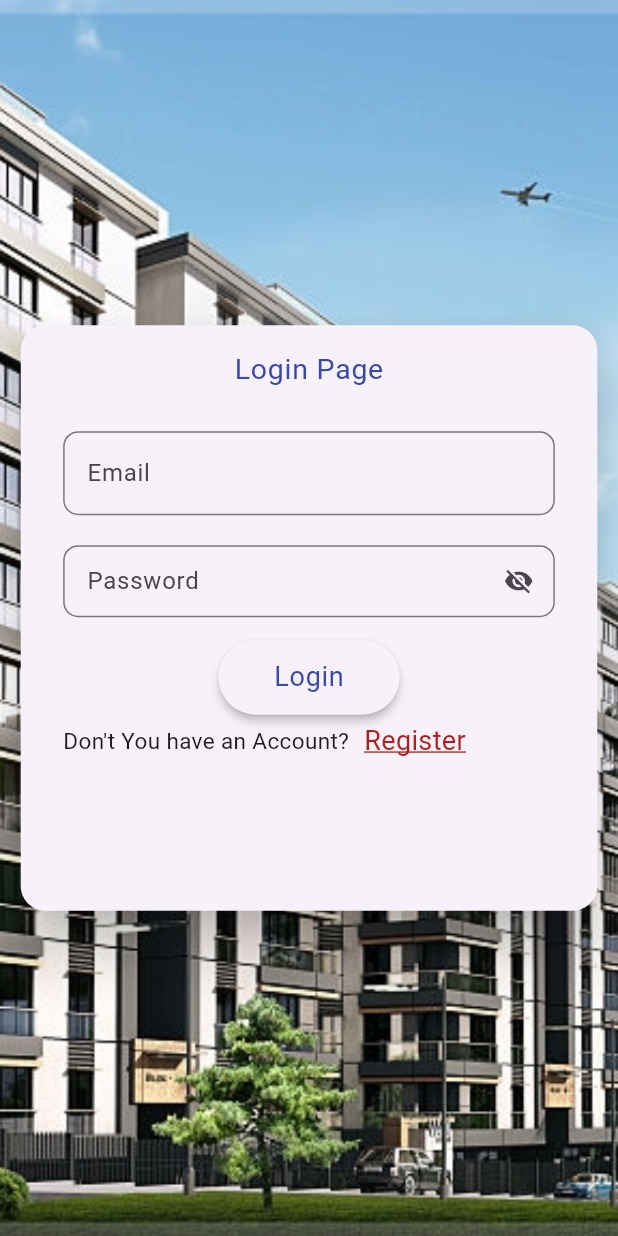
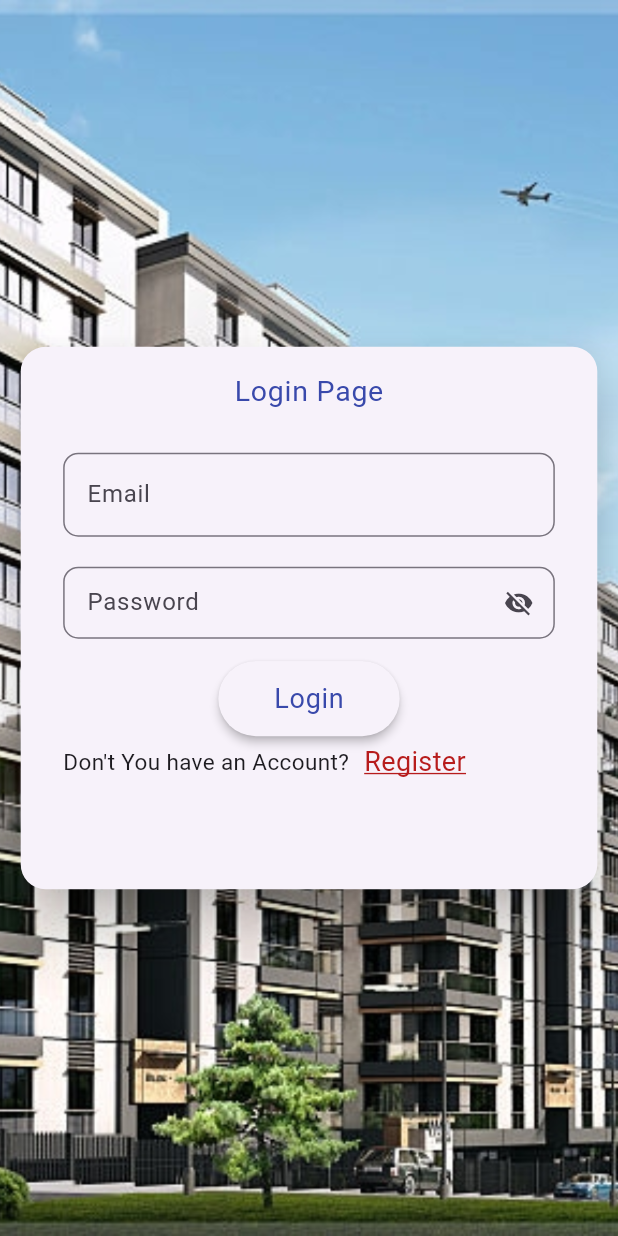
Before and after one commit to harishnookala123/maintaince_app, a Flutter app: the screen it shows after launch, on a phone screen of 412 x 824 dp. Run offline on Flutter 3.47's test engine with Material 3 defaults, Android fonts, the phone set to English and light mode, and no system bars; our stand-ins replace dio, email_validator, google_fonts.

Commit message:
small changes

```diff
--- a/lib/login.dart
+++ b/lib/login.dart
@@ -3,9 +3,7 @@ import 'package:dio/dio.dart';
 import 'package:flutter/material.dart';
 import 'package:maintaince_app/Admin/changeprovider/coadminprovider.dart';
 import 'package:maintaince_app/styles/basicstyles.dart';
-import 'package:maintaince_app/User/Views/userscreen.dart';
 import 'package:provider/provider.dart';
-
 import 'Co_admin/Views/registration.dart';
 import 'mainScreen.dart';
 
@@ -57,8 +55,10 @@ class _LoginState extends State<Login> {
     return Scaffold(
         body: BackGroundImage(
       child: SizedBox(
-         height: MediaQuery.of(context).size.height /2.3,
+         height: MediaQuery.of(context).size.height /2.5,
         child: Column(
+          children: [
+            Expanded(child: Column(
               children: [
                 Container(
                   alignment: Alignment.topCenter,
@@ -140,6 +140,7 @@ class _LoginState extends State<Login> {
                               ),
                             ),
                           ),
+
                           status!=null?getText():Container(
                             margin: const EdgeInsets.only(top: 4.3),
                           ),
@@ -158,7 +159,7 @@ class _LoginState extends State<Login> {
                                     Navigator.push(
                                         context,
                                         MaterialPageRoute(
-                                        builder: (context) => SelectRegister()));
+                                            builder: (context) => const SelectRegister()));
                                   },
                                   child: Text(
                                     'Register',
@@ -176,6 +177,8 @@ class _LoginState extends State<Login> {
                         ],
                       ),
                     )),
+              ],
+            ) )
           ],
         ),
       )
```
Also changed, not shown: lib/Admin/Views/registrationsecondpage.dart (+5 -6 lines). Lines whose indentation alone changed are shown as unchanged.
